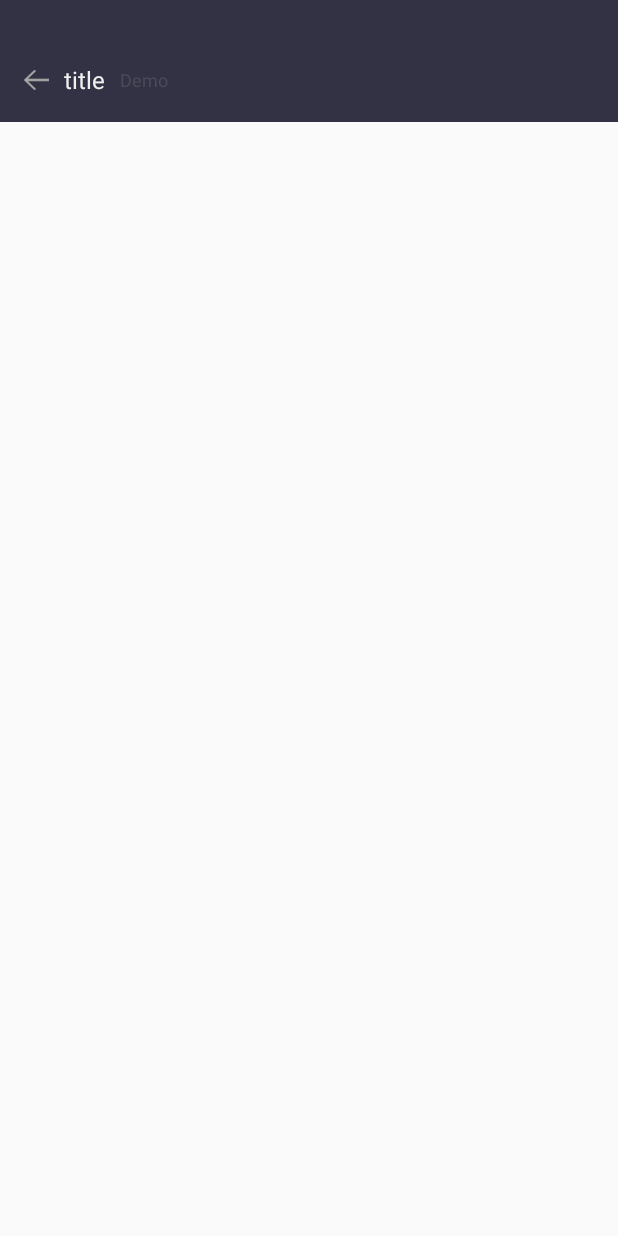
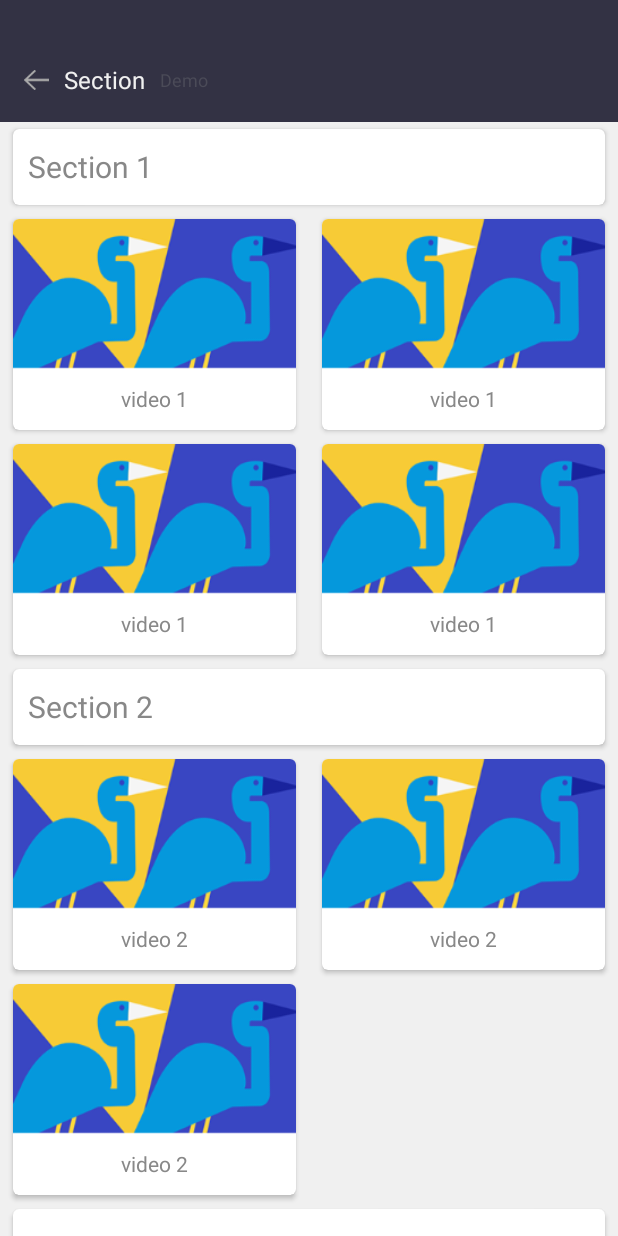
Before and after one commit to pengzhenjin/BaseRecyclerViewAdapter, an Android app: the SectionActivity screen opened directly, with no data from a screen before it, on a phone screen of 412 x 824 dp. Run offline under Robolectric (Android 15) with nearby library versions, the phone set to English and light mode, and no system bars; libraries missing offline, so code that uses them is left out: com.orhanobut.logger.

Commit message:
add BaseSectionAdapter

```diff
--- a/app/src/main/java/com/baserecyclerviewadapter/SectionActivity.java
+++ b/app/src/main/java/com/baserecyclerviewadapter/SectionActivity.java
@@ -1,6 +1,19 @@
 package com.baserecyclerviewadapter;
 
+import android.os.Bundle;
+import android.support.v7.widget.GridLayoutManager;
+import android.support.v7.widget.LinearLayoutManager;
+import android.support.v7.widget.RecyclerView;
+import android.support.v7.widget.StaggeredGridLayoutManager;
+import android.view.View;
+import android.widget.Toast;
+import com.baserecyclerviewadapter.adapter.SectionAdapter;
 import com.baserecyclerviewadapter.base.BaseActivity;
+import com.baserecyclerviewadapter.data.DataServer;
+import com.baserecyclerviewadapter.entity.MySection;
+import com.recyclerview.library.BaseRecyclerViewHolder;
+import com.recyclerview.library.listener.SimpleClickListener;
+import java.util.List;
 
 /**
  * 分组
@@ -9,37 +22,32 @@ import com.baserecyclerviewadapter.base.BaseActivity;
  * @date 2016-12-27
  */
 public class SectionActivity extends BaseActivity {
-    //private RecyclerView    mRecyclerView;
-    //private List<MySection> mData;
-    //
-    //@Override
-    //protected void onCreate(Bundle savedInstanceState) {
-    //    super.onCreate(savedInstanceState);
-    //    setContentView(R.layout.activity_section_uer);
-    //    setBackBtn();
-    //    setTitle("Section Use");
-    //    mRecyclerView = (RecyclerView) findViewById(R.id.rv_list);
-    //    mRecyclerView.setLayoutManager(new StaggeredGridLayoutManager(2, StaggeredGridLayoutManager.VERTICAL));
-    //    mData = DataServer.getSampleData();
-    //    SectionAdapter sectionAdapter = new SectionAdapter(R.layout.item_section_content, R.layout.def_section_head, mData);
-    //    mRecyclerView.addOnItemTouchListener(new OnItemClickListener() {
-    //
-    //        @Override
-    //        public void onSimpleItemClick(BaseQuickAdapter adapter, View view, int position) {
-    //            MySection mySection = mData.get(position);
-    //            if (mySection.isHeader)
-    //                Toast.makeText(SectionActivity.this, mySection.header, Toast.LENGTH_LONG).show();
-    //            else
-    //                Toast.makeText(SectionActivity.this, mySection.t.getName(), Toast.LENGTH_LONG).show();
-    //        }
-    //
-    //        @Override
-    //        public void onItemChildClick(BaseQuickAdapter adapter, View view, int position) {
-    //            Toast.makeText(SectionActivity.this, "onItemChildClick" + position, Toast.LENGTH_LONG).show();
-    //        }
-    //
-    //
-    //    });
-    //    mRecyclerView.setAdapter(sectionAdapter);
-    //}
+    private RecyclerView    mRecyclerView;
+    private List<MySection> mDataList;
+
+    @Override
+    protected void onCreate(Bundle savedInstanceState) {
+        super.onCreate(savedInstanceState);
+        super.setContentView(R.layout.activity_section);
+        super.setBackBtn();
+        super.setTitle("Section");
+        this.mRecyclerView = (RecyclerView) findViewById(R.id.recycler_view);
+        //this.mRecyclerView.setLayoutManager(new LinearLayoutManager(this, LinearLayoutManager.VERTICAL, false));
+        this.mRecyclerView.setLayoutManager(new StaggeredGridLayoutManager(2, StaggeredGridLayoutManager.VERTICAL));
+        this.mDataList = DataServer.getSampleData();
+        SectionAdapter sectionAdapter = new SectionAdapter(R.layout.item_section_header, R.layout.item_section_content, this.mDataList);
+        sectionAdapter.setOnItemClickListener(new SimpleClickListener() {
+            @Override
+            public void onItemClick(View view, BaseRecyclerViewHolder viewHolder, int position) {
+                MySection mySection = mDataList.get(position);
+                if (mySection.isSection) {
+                    Toast.makeText(SectionActivity.this, mySection.sectionName, Toast.LENGTH_SHORT).show();
+                }
+                else {
+                    Toast.makeText(SectionActivity.this, mySection.data.getName(), Toast.LENGTH_SHORT).show();
+                }
+            }
+        });
+        this.mRecyclerView.setAdapter(sectionAdapter);
+    }
 }
--- /dev/null
+++ b/app/src/main/java/com/baserecyclerviewadapter/adapter/SectionAdapter.java
@@ -0,0 +1,37 @@
+package com.baserecyclerviewadapter.adapter;
+
+import android.widget.ImageView;
+import android.widget.TextView;
+import com.baserecyclerviewadapter.R;
+import com.baserecyclerviewadapter.entity.MySection;
+import com.baserecyclerviewadapter.entity.Video;
+import com.recyclerview.library.BaseRecyclerViewHolder;
+import com.recyclerview.library.BaseSectionAdapter;
+import java.util.List;
+
+/**
+ * SectionAdapter
+ *
+ * @author PengZhenjin
+ * @date 2016-12-29
+ */
+public class SectionAdapter extends BaseSectionAdapter<MySection, BaseRecyclerViewHolder> {
+
+    public SectionAdapter(int layoutResId, int sectionHeadResId, List<MySection> data) {
+        super(layoutResId, sectionHeadResId, data);
+    }
+
+    @Override
+    protected void convertHead(BaseRecyclerViewHolder viewHolder, final MySection item) {
+        TextView headerTv = viewHolder.getView(R.id.header_tv);
+        headerTv.setText(item.sectionName);
+    }
+
+    @Override
+    protected void convert(BaseRecyclerViewHolder viewHolder, MySection item) {
+        Video video = item.data;
+        ImageView imageView = viewHolder.getView(R.id.iv);
+        TextView textView = viewHolder.getView(R.id.tv);
+        textView.setText(video.getName());
+    }
+}
--- a/app/src/main/java/com/baserecyclerviewadapter/data/DataServer.java
+++ b/app/src/main/java/com/baserecyclerviewadapter/data/DataServer.java
@@ -16,7 +16,7 @@ import java.util.List;
 public class DataServer {
 
     private static final String HTTPS_AVATARS1_GITHUBUSERCONTENT_COM_LINK = "https://avatars1.githubusercontent.com/u/7698209?v=3&s=460";
-    private static final String CYM_CHAD                                  = "CymChad";
+    private static final String CONTENT                                   = "content";
 
     private DataServer() {
     }
@@ -51,24 +51,24 @@ public class DataServer {
 
     public static List<MySection> getSampleData() {
         List<MySection> list = new ArrayList<>();
-        list.add(new MySection(true, "Section 1", true));
-        list.add(new MySection(new Video(HTTPS_AVATARS1_GITHUBUSERCONTENT_COM_LINK, CYM_CHAD)));
-        list.add(new MySection(new Video(HTTPS_AVATARS1_GITHUBUSERCONTENT_COM_LINK, CYM_CHAD)));
-        list.add(new MySection(new Video(HTTPS_AVATARS1_GITHUBUSERCONTENT_COM_LINK, CYM_CHAD)));
-        list.add(new MySection(new Video(HTTPS_AVATARS1_GITHUBUSERCONTENT_COM_LINK, CYM_CHAD)));
-        list.add(new MySection(true, "Section 2", false));
-        list.add(new MySection(new Video(HTTPS_AVATARS1_GITHUBUSERCONTENT_COM_LINK, CYM_CHAD)));
-        list.add(new MySection(new Video(HTTPS_AVATARS1_GITHUBUSERCONTENT_COM_LINK, CYM_CHAD)));
-        list.add(new MySection(new Video(HTTPS_AVATARS1_GITHUBUSERCONTENT_COM_LINK, CYM_CHAD)));
-        list.add(new MySection(true, "Section 3", false));
-        list.add(new MySection(new Video(HTTPS_AVATARS1_GITHUBUSERCONTENT_COM_LINK, CYM_CHAD)));
-        list.add(new MySection(new Video(HTTPS_AVATARS1_GITHUBUSERCONTENT_COM_LINK, CYM_CHAD)));
-        list.add(new MySection(true, "Section 4", false));
-        list.add(new MySection(new Video(HTTPS_AVATARS1_GITHUBUSERCONTENT_COM_LINK, CYM_CHAD)));
-        list.add(new MySection(new Video(HTTPS_AVATARS1_GITHUBUSERCONTENT_COM_LINK, CYM_CHAD)));
-        list.add(new MySection(true, "Section 5", false));
-        list.add(new MySection(new Video(HTTPS_AVATARS1_GITHUBUSERCONTENT_COM_LINK, CYM_CHAD)));
-        list.add(new MySection(new Video(HTTPS_AVATARS1_GITHUBUSERCONTENT_COM_LINK, CYM_CHAD)));
+        list.add(new MySection(true, "Section 1"));
+        list.add(new MySection(new Video(HTTPS_AVATARS1_GITHUBUSERCONTENT_COM_LINK, "video 1")));
+        list.add(new MySection(new Video(HTTPS_AVATARS1_GITHUBUSERCONTENT_COM_LINK, "video 1")));
+        list.add(new MySection(new Video(HTTPS_AVATARS1_GITHUBUSERCONTENT_COM_LINK, "video 1")));
+        list.add(new MySection(new Video(HTTPS_AVATARS1_GITHUBUSERCONTENT_COM_LINK, "video 1")));
+        list.add(new MySection(true, "Section 2"));
+        list.add(new MySection(new Video(HTTPS_AVATARS1_GITHUBUSERCONTENT_COM_LINK, "video 2")));
+        list.add(new MySection(new Video(HTTPS_AVATARS1_GITHUBUSERCONTENT_COM_LINK, "video 2")));
+        list.add(new MySection(new Video(HTTPS_AVATARS1_GITHUBUSERCONTENT_COM_LINK, "video 2")));
+        list.add(new MySection(true, "Section 3"));
+        list.add(new MySection(new Video(HTTPS_AVATARS1_GITHUBUSERCONTENT_COM_LINK, "video 3")));
+        list.add(new MySection(new Video(HTTPS_AVATARS1_GITHUBUSERCONTENT_COM_LINK, "video 3")));
+        list.add(new MySection(true, "Section 4"));
+        list.add(new MySection(new Video(HTTPS_AVATARS1_GITHUBUSERCONTENT_COM_LINK, "video 4")));
+        list.add(new MySection(new Video(HTTPS_AVATARS1_GITHUBUSERCONTENT_COM_LINK, "video 4")));
+        list.add(new MySection(true, "Section 5"));
+        list.add(new MySection(new Video(HTTPS_AVATARS1_GITHUBUSERCONTENT_COM_LINK, "video 5")));
+        list.add(new MySection(new Video(HTTPS_AVATARS1_GITHUBUSERCONTENT_COM_LINK, "video 5")));
         return list;
     }
 
@@ -77,7 +77,7 @@ public class DataServer {
         for (int i = 0; i < 20; i++) {
             String str = HTTPS_AVATARS1_GITHUBUSERCONTENT_COM_LINK;
             if (i % 2 == 0) {
-                str = CYM_CHAD;
+                str = CONTENT;
             }
             list.add(str);
         }
--- a/app/src/main/java/com/baserecyclerviewadapter/entity/MySection.java
+++ b/app/src/main/java/com/baserecyclerviewadapter/entity/MySection.java
@@ -7,22 +7,12 @@ import com.recyclerview.library.entity.SectionEntity;
  * @date 2016-12-28
  */
 public class MySection extends SectionEntity<Video> {
-    private boolean isMore;
 
-    public MySection(boolean isHeader, String header, boolean isMroe) {
-        super(isHeader, header);
-        this.isMore = isMroe;
+    public MySection(boolean isHeader, String headerName) {
+        super(isHeader, headerName);
     }
 
     public MySection(Video t) {
         super(t);
     }
-
-    public boolean isMore() {
-        return isMore;
-    }
-
-    public void setMore(boolean mroe) {
-        isMore = mroe;
-    }
 }
--- /dev/null
+++ b/app/src/main/res/layout/activity_section.xml
@@ -0,0 +1,15 @@
+<?xml version="1.0" encoding="utf-8"?>
+<RelativeLayout
+    xmlns:android="http://schemas.android.com/apk/res/android"
+    xmlns:tools="http://schemas.android.com/tools"
+    android:layout_width="match_parent"
+    android:layout_height="match_parent"
+    android:background="@color/bg"
+    >
+    <android.support.v7.widget.RecyclerView
+        android:id="@+id/recycler_view"
+        android:layout_width="match_parent"
+        android:layout_height="match_parent"
+        />
+
+</RelativeLayout>
--- /dev/null
+++ b/app/src/main/res/layout/item_section_content.xml
@@ -0,0 +1,41 @@
+<?xml version="1.0" encoding="utf-8"?>
+<android.support.v7.widget.CardView
+    xmlns:android="http://schemas.android.com/apk/res/android"
+    xmlns:card_view="http://schemas.android.com/apk/res-auto"
+    android:id="@+id/card_view"
+    android:layout_width="match_parent"
+    android:layout_height="150dp"
+    android:layout_gravity="center"
+    android:layout_marginLeft="5dp"
+    android:layout_marginRight="5dp"
+    android:foreground="?android:attr/selectableItemBackground"
+    card_view:cardBackgroundColor="@android:color/white"
+    card_view:cardCornerRadius="4dp"
+    card_view:cardElevation="2dp"
+    card_view:cardUseCompatPadding="true"
+    >
+    <LinearLayout
+        android:layout_width="match_parent"
+        android:layout_height="match_parent"
+        android:orientation="vertical"
+        >
+        <ImageView
+            android:id="@+id/iv"
+            android:layout_width="match_parent"
+            android:layout_height="100dp"
+            android:layout_gravity="center"
+            android:layout_marginBottom="10dp"
+            android:scaleType="fitXY"
+            android:src="@mipmap/section_img"
+            />
+
+        <TextView
+            android:id="@+id/tv"
+            android:layout_width="wrap_content"
+            android:layout_height="wrap_content"
+            android:layout_gravity="center|bottom"
+            android:text="C"
+            android:textColor="@color/txt_color"
+            />
+    </LinearLayout>
+</android.support.v7.widget.CardView>
--- /dev/null
+++ b/app/src/main/res/layout/item_section_header.xml
@@ -0,0 +1,34 @@
+<android.support.v7.widget.CardView
+    xmlns:android="http://schemas.android.com/apk/res/android"
+    xmlns:card_view="http://schemas.android.com/apk/res-auto"
+    android:id="@+id/card_view"
+    android:layout_width="match_parent"
+    android:layout_height="60dip"
+    android:layout_gravity="center"
+    android:layout_marginLeft="5dp"
+    android:layout_marginRight="5dp"
+    android:foreground="?android:attr/selectableItemBackground"
+    card_view:cardBackgroundColor="@android:color/white"
+    card_view:cardCornerRadius="4dp"
+    card_view:cardElevation="2dp"
+    card_view:cardUseCompatPadding="true"
+    >
+
+    <LinearLayout
+        android:layout_width="match_parent"
+        android:layout_height="match_parent"
+        android:orientation="horizontal"
+        >
+        <TextView
+            android:id="@+id/header_tv"
+            android:layout_width="wrap_content"
+            android:layout_height="match_parent"
+            android:layout_weight="1"
+            android:gravity="left|center"
+            android:paddingLeft="10dp"
+            android:textColor="@color/txt_color"
+            android:textSize="20sp"
+            />
+    </LinearLayout>
+
+</android.support.v7.widget.CardView>
--- a/ibrary/src/main/java/com/recyclerview/library/BaseMultiItemAdapter.java
+++ b/ibrary/src/main/java/com/recyclerview/library/BaseMultiItemAdapter.java
@@ -23,7 +23,7 @@ public abstract class BaseMultiItemAdapter<T extends MultiItemEntity, VH extends
 
     @Override
     protected int getDefaultItemViewType(int position) {
-        T item = this.mDataList.get(position);
+        T item = super.mDataList.get(position);
         if (item != null) {
             return item.getItemType();
         }
--- a/ibrary/src/main/java/com/recyclerview/library/BaseRecyclerViewAdapter.java
+++ b/ibrary/src/main/java/com/recyclerview/library/BaseRecyclerViewAdapter.java
@@ -2,6 +2,7 @@ package com.recyclerview.library;
 
 import android.content.Context;
 import android.support.v7.widget.RecyclerView;
+import android.support.v7.widget.StaggeredGridLayoutManager;
 import android.util.Log;
 import android.view.LayoutInflater;
 import android.view.View;
@@ -433,4 +434,16 @@ public abstract class BaseRecyclerViewAdapter<T, VH extends BaseRecyclerViewHold
             }
         });
     }
+
+    /**
+     * 设置StaggeredGridLayoutManager占满全格
+     *
+     * @param holder
+     */
+    protected void setFullSpan(RecyclerView.ViewHolder holder) {
+        if (holder.itemView.getLayoutParams() instanceof StaggeredGridLayoutManager.LayoutParams) {
+            StaggeredGridLayoutManager.LayoutParams params = (StaggeredGridLayoutManager.LayoutParams) holder.itemView.getLayoutParams();
+            params.setFullSpan(true);
+        }
+    }
 }
--- /dev/null
+++ b/ibrary/src/main/java/com/recyclerview/library/BaseSectionAdapter.java
@@ -0,0 +1,54 @@
+package com.recyclerview.library;
+
+import android.view.ViewGroup;
+import com.recyclerview.library.entity.SectionEntity;
+import java.util.List;
+
+/**
+ * 分组的Adapter
+ *
+ * @author PengZhenjin
+ * @date 2016-12-29
+ */
+public abstract class BaseSectionAdapter<T extends SectionEntity, VH extends BaseRecyclerViewHolder> extends BaseRecyclerViewAdapter<T, VH> {
+
+    protected static final int TYPE_SECTION_HEADER_VIEW = 0x10000005;
+    protected int mSectionHeadResId;
+
+    public BaseSectionAdapter(int sectionHeadResId, int layoutResId, List<T> dataList) {
+        super(layoutResId, dataList);
+        this.mSectionHeadResId = sectionHeadResId;
+    }
+
+    @Override
+    protected int getDefaultItemViewType(int position) {
+        T item = super.mDataList.get(position);
+        if (item != null && item.isSection) {
+            return TYPE_SECTION_HEADER_VIEW;
+        }
+        return super.getDefaultItemViewType(position);
+    }
+
+    @Override
+    protected VH createDefaultViewHolder(ViewGroup parent, int viewType) {
+        if (viewType == TYPE_SECTION_HEADER_VIEW) {
+            return createBaseViewHolder(this.getItemView(this.mSectionHeadResId, parent));
+        }
+        return super.createDefaultViewHolder(parent, viewType);
+    }
+
+    @Override
+    public void onBindViewHolder(VH holder, int position) {
+        switch (holder.getItemViewType()) {
+            case TYPE_SECTION_HEADER_VIEW:
+                super.setFullSpan(holder);
+                this.convertHead(holder, super.mDataList.get(holder.getLayoutPosition() - super.getHeaderViewCount()));
+                break;
+            default:
+                super.onBindViewHolder(holder, position);
+                break;
+        }
+    }
+
+    protected abstract void convertHead(BaseRecyclerViewHolder viewHolder, T item);
+}
--- a/ibrary/src/main/java/com/recyclerview/library/entity/SectionEntity.java
+++ b/ibrary/src/main/java/com/recyclerview/library/entity/SectionEntity.java
@@ -7,19 +7,19 @@ package com.recyclerview.library.entity;
  * @date 2016-12-28
  */
 public abstract class SectionEntity<T> {
-    protected boolean isHeader;
-    protected T       t;
-    protected String  header;
+    public boolean isSection;    // 是否需要分组
+    public String  sectionName;  // 分组名称
+    public T       data;    // 分组内容
 
-    public SectionEntity(boolean isHeader, String header) {
-        this.isHeader = isHeader;
-        this.header = header;
-        this.t = null;
+    public SectionEntity(boolean isSection, String sectionName) {
+        this.isSection = isSection;
+        this.sectionName = sectionName;
+        this.data = null;
     }
 
-    public SectionEntity(T t) {
-        this.isHeader = false;
-        this.header = null;
-        this.t = t;
+    public SectionEntity(T data) {
+        this.isSection = false;
+        this.sectionName = null;
+        this.data = data;
     }
 }
```
